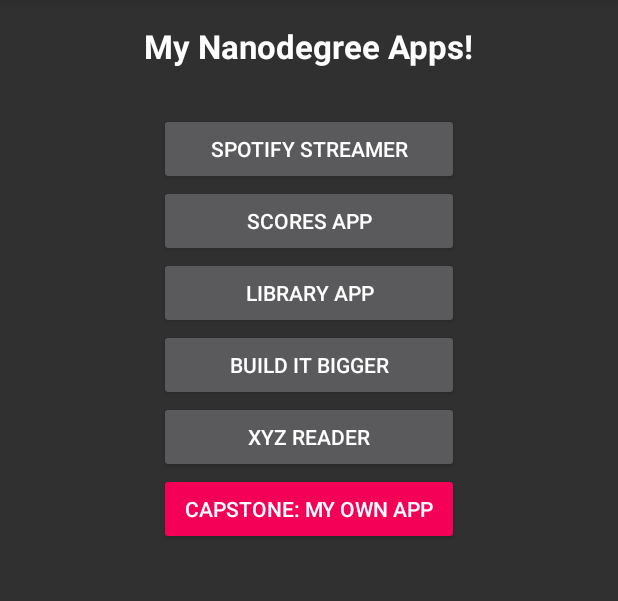
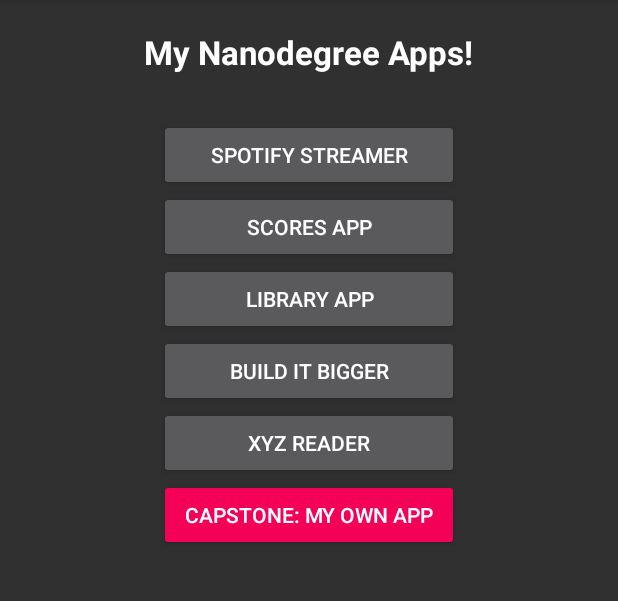
Before and after one commit to taapires/android-nd-project-0, an Android app: the screen it shows after launch (MainActivity), on a phone screen of 412 x 824 dp, the part 84-685 px from its top. Run offline under Robolectric (Android 15) with nearby library versions, the phone set to English and light mode, and no system bars.

Commit message:
LinearLayout

```diff
--- a/app/src/main/res/layout/activity_main.xml
+++ b/app/src/main/res/layout/activity_main.xml
@@ -1,17 +1,12 @@
-<RelativeLayout xmlns:android="http://schemas.android.com/apk/res/android"
-    xmlns:tools="http://schemas.android.com/tools" android:layout_width="fill_parent"
-    android:layout_height="wrap_content" android:paddingBottom="@dimen/activity_vertical_margin"
-    android:paddingLeft="@dimen/activity_horizontal_margin"
-    android:paddingRight="@dimen/activity_horizontal_margin"
-    android:paddingTop="@dimen/activity_vertical_margin" tools:context=".MainActivity">
-
-
+<?xml version="1.0" encoding="utf-8"?>
+<LinearLayout xmlns:android="http://schemas.android.com/apk/res/android"
+    android:orientation="vertical" android:layout_width="match_parent"
+    android:layout_height="match_parent"
+    android:padding="20dp">
     <TextView
         android:id="@+id/textView"
         android:layout_width="wrap_content"
         android:layout_height="wrap_content"
-            android:layout_alignParentTop="true"
-            android:layout_centerHorizontal="true"
         android:layout_gravity="center_horizontal"
         android:text="@string/main_title"
         android:textAppearance="?android:attr/textAppearanceLarge"
@@ -21,57 +16,49 @@
         android:id="@+id/btn_spotify_streamer"
         android:layout_width="200dp"
         android:layout_height="wrap_content"
-            android:layout_below="@+id/textView"
-            android:layout_centerHorizontal="true"
         android:layout_gravity="center_horizontal"
         android:layout_marginTop="30dp"
-            android:text="@string/spotify_streamer" />
+        android:text="@string/spotify_streamer"
+        android:onClick="displayToast" />
 
     <Button
         android:id="@+id/btn_super_duo1"
         android:layout_width="200dp"
         android:layout_height="wrap_content"
-            android:layout_below="@+id/btn_spotify_streamer"
-            android:layout_centerHorizontal="true"
         android:layout_gravity="center_horizontal"
-            android:text="@string/super_duo1" />
+        android:text="@string/super_duo1"
+        android:onClick="displayToast" />
 
     <Button
         android:id="@+id/btn_super_duo2"
         android:layout_width="200dp"
         android:layout_height="wrap_content"
-            android:layout_below="@+id/btn_super_duo1"
-            android:layout_centerHorizontal="true"
-
         android:layout_gravity="center_horizontal"
-            android:text="@string/super_duo2" />
+        android:text="@string/super_duo2"
+        android:onClick="displayToast" />
 
     <Button
         android:id="@+id/btn_build_it_bigger"
         android:layout_width="200dp"
         android:layout_height="wrap_content"
-            android:layout_below="@+id/btn_super_duo2"
-            android:layout_centerHorizontal="true"
         android:layout_gravity="center_horizontal"
-            android:text="@string/build_it_bigger" />
+        android:text="@string/build_it_bigger"
+        android:onClick="displayToast" />
 
     <Button
         android:id="@+id/btn_xyz_reader"
         android:layout_width="200dp"
         android:layout_height="wrap_content"
-            android:layout_below="@+id/btn_build_it_bigger"
-            android:layout_centerHorizontal="true"
         android:layout_gravity="center_horizontal"
-            android:text="@string/xyz_reader" />
+        android:text="@string/xyz_reader"
+        android:onClick="displayToast" />
 
     <Button
         android:id="@+id/btn_capstone"
         android:layout_width="200dp"
         android:layout_height="wrap_content"
-            android:layout_below="@+id/btn_xyz_reader"
-            android:layout_centerHorizontal="true"
         android:layout_gravity="center_horizontal"
         android:backgroundTint="@color/accent"
-            android:text="@string/capstone" />
-
-</RelativeLayout>
+        android:text="@string/capstone"
+        android:onClick="displayToast" />
+</LinearLayout>
```
Lines whose indentation alone changed are shown as unchanged.
